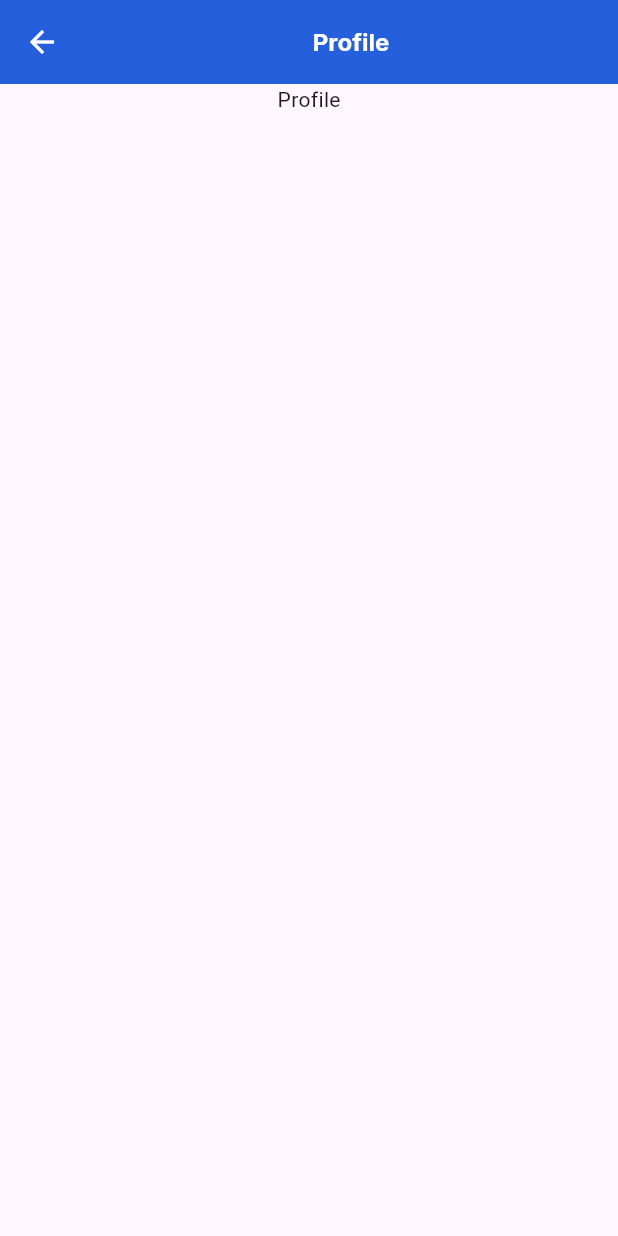
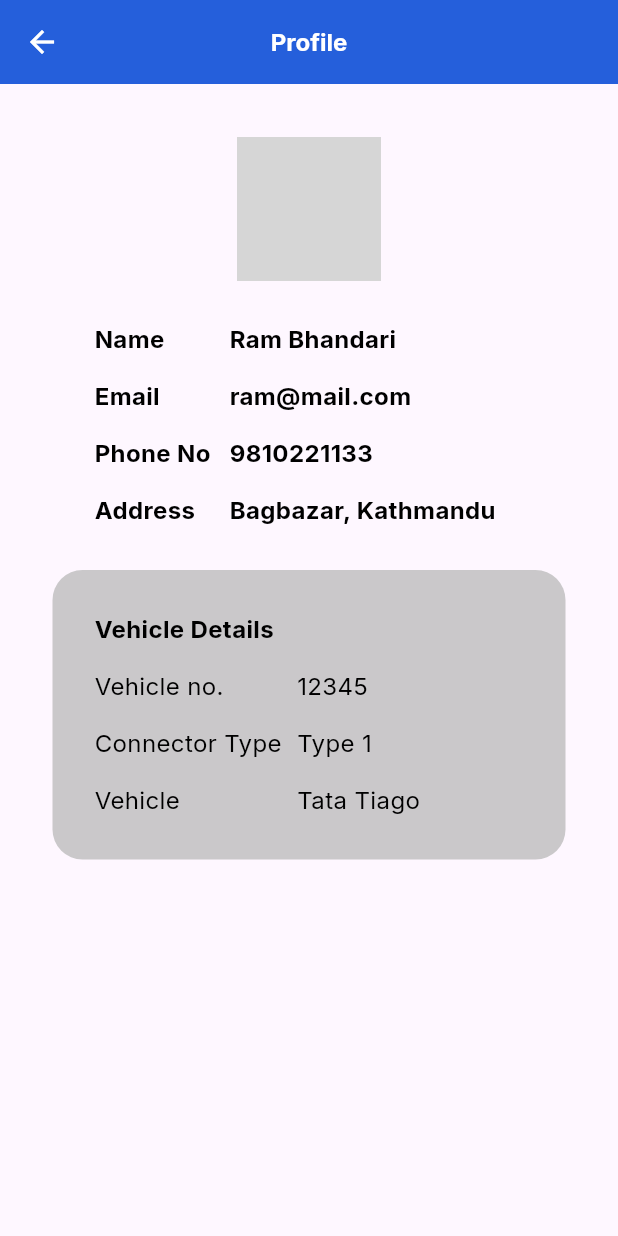
Before and after one commit to trickster1o1/slot-booking, a Flutter app: the Profile screen opened by its route, on a phone screen of 412 x 824 dp. Run offline on Flutter 3.47's test engine with Material 3 defaults, Android fonts, the phone set to English and light mode, and no system bars; our stand-ins replace google_fonts; network calls fail; grey boxes are pictures that could not be loaded.

Commit message:
profile page init

```diff
--- a/lib/global/helper.dart
+++ b/lib/global/helper.dart
@@ -31,9 +31,8 @@ AppBar customBar(context) {
 AppBar appHeader(head) {
   return AppBar(
     iconTheme: IconThemeData(color: Colors.white),
-    title: Center(
-      child: customText(text: head, type: 'header', customCol: Colors.white),
-    ),
+    title: customText(text: head, type: 'header', customCol: Colors.white),
+    centerTitle: true,
     backgroundColor: priCol,
   );
 }
--- a/lib/pages/profile.dart
+++ b/lib/pages/profile.dart
@@ -14,7 +14,113 @@ class _ProfileState extends State<Profile> {
     return Scaffold(
       appBar: Global.appHeader('Profile'),
       body: SingleChildScrollView(
-        child: Center(child: Text('Profile')),
+        child: Container(
+          padding: EdgeInsets.all(35.0),
+          child: Column(
+            children: [
+              ClipOval(
+                child: SizedBox.fromSize(
+                  size: Size.fromRadius(48), // Image radius
+                  child: Image.network(
+                      'https://s3-alpha-sig.figma.com/img/2865/a97d/2393f0e4f1d068499c321c5d7ea1d990?Expires=1702252800&Signature=Od6Z5Zlw6-USGr641mJ681CfV9DQyUuUcGaM-UJmuqyXPQY~WGQSBvn9GpcZIp~Z2ybt2xuhtiajhctnN0HM7InoYDhi97KknWcRWPy1dPLaoQc2CAhYpKRMg56jltLYTAYrCiRMMrFtvpScivlkDKhWYJvgi4EGJmGsB36vn5g2UhmZ1mmYbNdlk66ZZxYUkItZDGspL9E747dpKLI~L3p5OnbI7L8Frg38b6PsQ4Ar5s-cKd8keVQeciBEwgY~EHe7zCf2LUxEgbqQUOciTYdGC9U3kDdsARSiFD0WkUjX-VJHXSoP6eVtxtVNnoZF3qbL9MWrDSfo-gdx8MWCCw__&Key-Pair-Id=APKAQ4GOSFWCVNEHN3O4',
+                      fit: BoxFit.cover),
+                ),
+              ),
+              Container(
+                padding: EdgeInsets.all(28.0),
+                child: Column(
+                  children: [
+                    Row(
+                      children: [
+                        SizedBox(
+                            width: 90.0,
+                            child: Global.customText(
+                                text: 'Name', type: 'header')),
+                        Global.customText(text: 'Ram Bhandari', type: 'header'),
+                      ],
+                    ),
+                    SizedBox(height: 15.0),
+                    Row(
+                      children: [
+                        SizedBox(
+                            width: 90.0,
+                            child: Global.customText(
+                                text: 'Email', type: 'header')),
+                        Global.customText(text: 'ram@mail.com', type: 'header'),
+                      ],
+                    ),
+                    SizedBox(height: 15.0),
+                    Row(
+                      children: [
+                        SizedBox(
+                            width: 90.0,
+                            child: Global.customText(
+                                text: 'Phone No', type: 'header')),
+                        Global.customText(text: '9810221133', type: 'header'),
+                      ],
+                    ),
+                    SizedBox(height: 15.0),
+                    Row(
+                      children: [
+                        SizedBox(
+                            width: 90.0,
+                            child: Global.customText(
+                                text: 'Address', type: 'header')),
+                        Global.customText(
+                            text: 'Bagbazar, Kathmandu', type: 'header'),
+                      ],
+                    ),
+                  ],
+                ),
+              ),
+              Container(
+                width: MediaQuery.of(context).size.width * .9,
+                decoration: BoxDecoration(
+                    color: Color.fromRGBO(186, 186, 186, 0.77),
+                    borderRadius: BorderRadius.all(Radius.circular(20.0))),
+                padding: EdgeInsets.all(28.0),
+                child: Column(
+                  children: [
+                    SizedBox(
+                        width: MediaQuery.of(context).size.width * .9,
+                        child: Global.customText(
+                            text: 'Vehicle Details', type: 'header')),
+                    SizedBox(height: 15.0),
+                    Row(
+                      children: [
+                        SizedBox(
+                            width: 135.0,
+                            child: Global.customText(
+                                text: 'Vehicle no.', type: 'normal')),
+                        Global.customText(text: '12345', type: 'normal'),
+                      ],
+                    ),
+                    SizedBox(height: 15.0),
+                    Row(
+                      children: [
+                        SizedBox(
+                            width: 135.0,
+                            child: Global.customText(
+                                text: 'Connector Type', type: 'normal')),
+                        Global.customText(text: 'Type 1', type: 'normal'),
+                      ],
+                    ),
+                    SizedBox(height: 15.0),
+                    Row(
+                      children: [
+                        SizedBox(
+                            width: 135.0,
+                            child: Global.customText(
+                                text: 'Vehicle', type: 'normal')),
+                        Global.customText(text: 'Tata Tiago', type: 'normal'),
+                      ],
+                    ),
+                  ],
+                ),
+              )
+            ],
+          ),
+        ),
       ),
     );
   }
```
Also changed, not shown: 1 other file.
